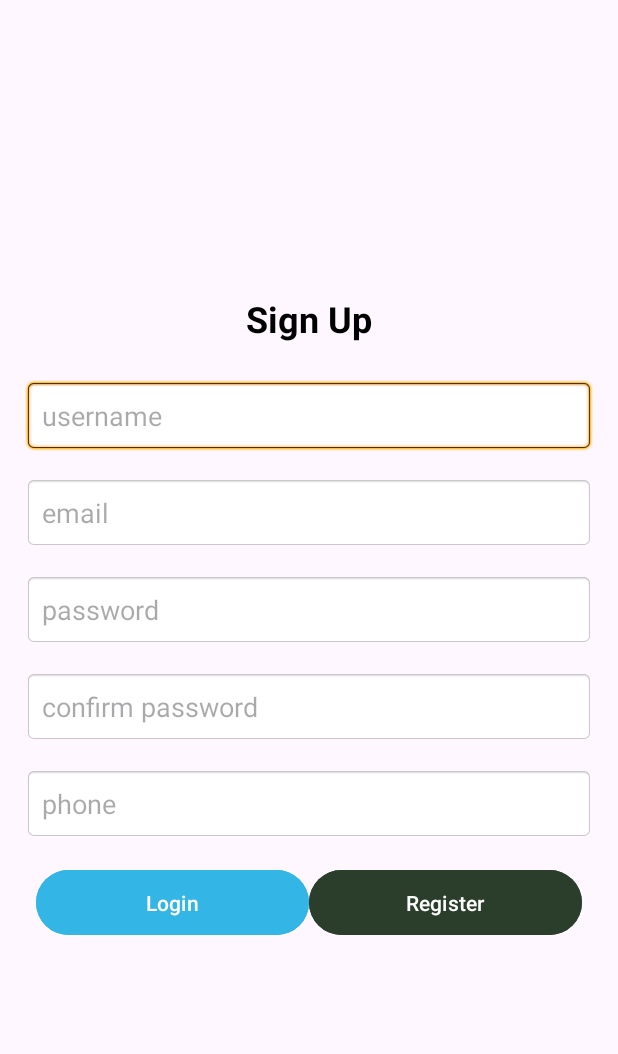
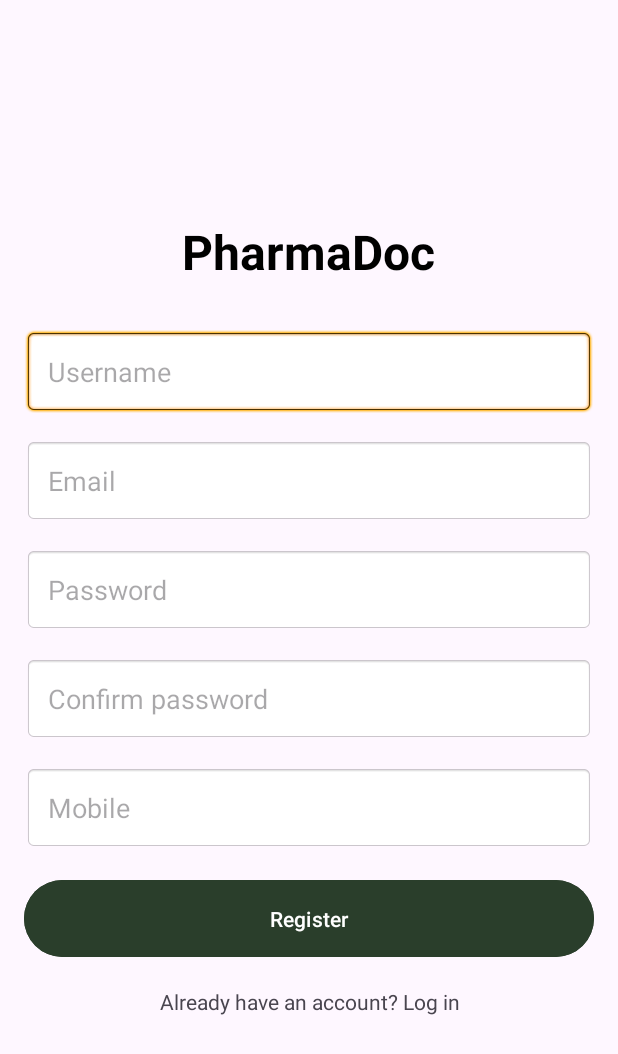
Before and after one commit to itstass/Project1, an Android app: the screen it shows after launch (RegisterActivity), on a phone screen of 412 x 824 dp. Shown: the top 1054 px of the screen. Run offline under Robolectric (Android 15) with nearby library versions, the phone set to English and light mode, and no system bars; our stand-ins replace Firebase (no records; nobody signed in at launch, a user with empty details on screens opened directly).

Commit message:
Second Commit

```diff
--- a/app/src/main/AndroidManifest.xml
+++ b/app/src/main/AndroidManifest.xml
@@ -14,7 +14,7 @@
         tools:targetApi="31" >
         <activity
             android:name=".SplashScreenActivity"
-            android:exported="false" />
+            android:exported="true" />
         <activity
             android:name=".RegisterActivity"
             android:exported="true" >
--- a/app/src/main/java/com/example/pharmadoc/RegisterActivity.java
+++ b/app/src/main/java/com/example/pharmadoc/RegisterActivity.java
@@ -5,9 +5,9 @@ import android.os.Bundle;
 import android.view.View;
 import android.widget.Button;
 import android.widget.EditText;
+import android.widget.ProgressBar;
 import android.widget.Toast;
 
-import androidx.annotation.NonNull;
 import androidx.appcompat.app.AppCompatActivity;
 
 import com.google.firebase.auth.FirebaseAuth;
@@ -17,14 +17,14 @@ import java.util.regex.Pattern;
 
 public class RegisterActivity extends AppCompatActivity {
 
-    // Firebase Authentication instance
     private FirebaseAuth mAuth;
 
     // Regex patterns for validation
     private static final String USERNAME_PATTERN = "^[a-zA-Z0-9._-]{3,}$";
     private static final String EMAIL_PATTERN = "^[\\w-\\.]+@([\\w-]+\\.)+[\\w-]{2,4}$";
+    private static final String MOBILE_PATTERN = "^\\d{10}$";
 
-    private static final String MOBILE_PATTERN = "^\\d{10}$";
+    ProgressBar progressBar;
 
     @Override
     protected void onCreate(Bundle savedInstanceState) {
@@ -33,13 +33,15 @@ public class RegisterActivity extends AppCompatActivity {
 
         mAuth = FirebaseAuth.getInstance();  // Initialize Firebase Auth
 
+        // Initializing views
         EditText etUsername = findViewById(R.id.et_register_username);
         EditText etEmail = findViewById(R.id.et_register_email);
         EditText etPassword = findViewById(R.id.et_register_password);
         EditText etConfirmPassword = findViewById(R.id.et_register_confirm_password);
         EditText etMobile = findViewById(R.id.et_register_mobile);
         Button btnRegister = findViewById(R.id.btn_register);
-        Button btnLogin = findViewById(R.id.btn_login);
+       // Button loginButton = findViewById(R.id.loginButton);
+        progressBar = findViewById(R.id.progressBar);
 
         btnRegister.setOnClickListener(v -> {
             String username = etUsername.getText().toString();
@@ -49,9 +51,12 @@ public class RegisterActivity extends AppCompatActivity {
             String mobile = etMobile.getText().toString();
 
             if (validateForm(username, email, password, confirmPassword, mobile)) {
+                progressBar.setVisibility(View.VISIBLE);  // Show progress bar during registration process
+
                 // If form is valid, create a new user with Firebase
                 mAuth.createUserWithEmailAndPassword(email, password)
                         .addOnCompleteListener(this, task -> {
+                            progressBar.setVisibility(View.GONE);  // Hide progress bar after task completion
                             if (task.isSuccessful()) {
                                 // User registered successfully
                                 FirebaseUser user = mAuth.getCurrentUser();
@@ -66,13 +71,12 @@ public class RegisterActivity extends AppCompatActivity {
             }
         });
 
-        btnLogin.setOnClickListener(v -> {
+        /*btnLogin.setOnClickListener(v -> {
             Intent intent = new Intent(RegisterActivity.this, MainActivity.class);
             startActivity(intent);
-        });
+        });*/
     }
 
-    // Send email verification
     private void sendEmailVerification(FirebaseUser user) {
         user.sendEmailVerification()
                 .addOnCompleteListener(this, task -> {
@@ -104,8 +108,6 @@ public class RegisterActivity extends AppCompatActivity {
             return false;
         }
 
-
-
         if (!password.equals(confirmPassword)) {
             Toast.makeText(RegisterActivity.this, "Passwords do not match", Toast.LENGTH_SHORT).show();
             return false;
--- a/app/src/main/res/layout/activity_register.xml
+++ b/app/src/main/res/layout/activity_register.xml
@@ -10,70 +10,58 @@
         android:id="@+id/tv_register_title"
         android:layout_width="wrap_content"
         android:layout_height="wrap_content"
-        android:text="Sign Up"
-        android:textSize="24sp"
+        android:text="PharmaDoc"
+        android:textSize="32sp"
         android:textStyle="bold"
-        android:layout_marginBottom="24dp"
-        android:textColor="@android:color/black" />
+        android:layout_marginBottom="30sp"
+        android:textColor="@color/black" />
 
     <EditText
         android:id="@+id/et_register_username"
         android:layout_width="match_parent"
         android:layout_height="wrap_content"
-        android:hint="username"
+        android:hint="Username"
         android:inputType="text"
-        android:padding="12dp"
+        android:padding="16dp"
         android:layout_marginBottom="16dp"
-        android:background="@android:drawable/editbox_background"
-        android:autofillHints="username" />
+        android:background="@android:drawable/editbox_background" />
 
     <EditText
         android:id="@+id/et_register_email"
         android:layout_width="match_parent"
         android:layout_height="wrap_content"
-        android:hint="email"
+        android:hint="Email"
         android:inputType="text"
-        android:padding="12dp"
+        android:padding="16dp"
         android:layout_marginBottom="16dp"
-        android:background="@android:drawable/editbox_background"
-        android:autofillHints="username" />
+        android:background="@android:drawable/editbox_background" />
     <EditText
         android:id="@+id/et_register_password"
         android:layout_width="match_parent"
         android:layout_height="wrap_content"
-        android:hint="password"
+        android:hint="Password"
         android:inputType="textPassword"
-        android:padding="12dp"
+        android:padding="16dp"
         android:layout_marginBottom="16dp"
-        android:background="@android:drawable/editbox_background"
-        android:autofillHints="username" />
+        android:background="@android:drawable/editbox_background" />
     <EditText
         android:id="@+id/et_register_confirm_password"
         android:layout_width="match_parent"
         android:layout_height="wrap_content"
-        android:hint="confirm password"
+        android:hint="Confirm password"
         android:inputType="textPassword"
-        android:padding="12dp"
+        android:padding="16dp"
         android:layout_marginBottom="16dp"
-        android:background="@android:drawable/editbox_background"
-        android:autofillHints="username" />
+        android:background="@android:drawable/editbox_background" />
     <EditText
         android:id="@+id/et_register_mobile"
         android:layout_width="match_parent"
         android:layout_height="wrap_content"
-        android:hint="phone"
+        android:hint="Mobile"
         android:inputType="textPassword"
-        android:padding="12dp"
+        android:padding="16dp"
         android:layout_marginBottom="16dp"
-        android:background="@android:drawable/editbox_background"
-        android:autofillHints="username" />
-
-
-    <LinearLayout
-        android:layout_width="match_parent"
-        android:layout_height="wrap_content"
-        android:orientation="horizontal"
-        android:gravity="center">
+        android:background="@android:drawable/editbox_background" />
 
         <ProgressBar
             android:id="@+id/progressBar"
@@ -84,26 +72,21 @@
 
 
         <Button
-            android:id="@+id/btn_login"
-            android:layout_width="0dp"
+            android:id="@+id/btn_register"
+            android:layout_width="match_parent"
             android:layout_height="wrap_content"
-            android:layout_weight="1"
-            android:text="Login"
-            android:padding="12dp"
-            android:backgroundTint="@android:color/holo_blue_light"
-            android:textColor="@android:color/white"
-            android:layout_marginStart="8dp" />
-        <Button
-            android:id="@+id/btn_register"
-            android:layout_width="0dp"
+            android:layout_marginBottom="16dp"
+            android:backgroundTint="#2A3E2B"
+            android:padding="16dp"
+            android:text="Register"
+            android:textColor="@android:color/white" />
+
+        <TextView
+            android:id="@+id/loginLink"
+            android:layout_width="wrap_content"
             android:layout_height="wrap_content"
-            android:layout_weight="1"
-            android:text="Register"
-            android:padding="12dp"
-            android:backgroundTint="#2A3E2B"
-            android:textColor="@android:color/white"
-            android:layout_marginEnd="8dp" />
+            android:text="Already have an account? Log in"
+            android:gravity="center" />
+
 
     </LinearLayout>
-
-</LinearLayout>
```
Also changed, not shown: app/src/main/java/com/example/pharmadoc/MainActivity.java (+28 -42 lines), app/src/main/res/layout/activity_main.xml (+28 -36 lines), app/src/main/res/layout/activity_splash_screen.xml (+10 -1 lines).
